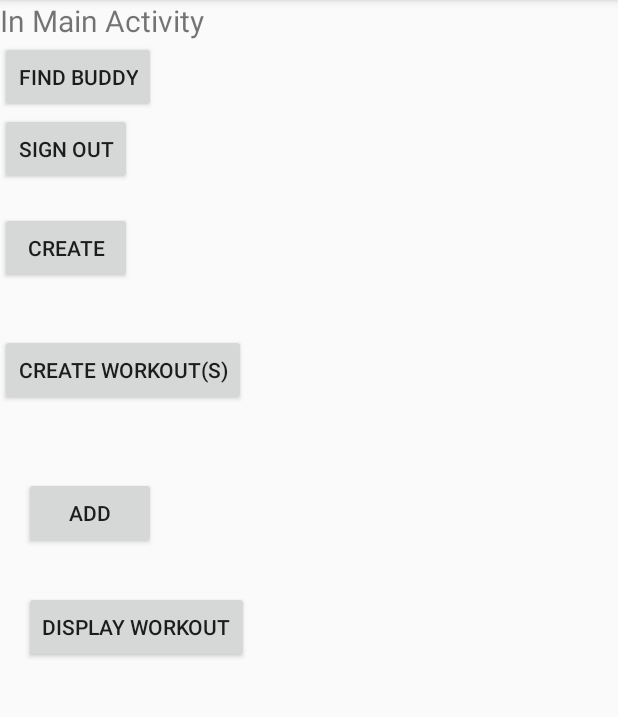
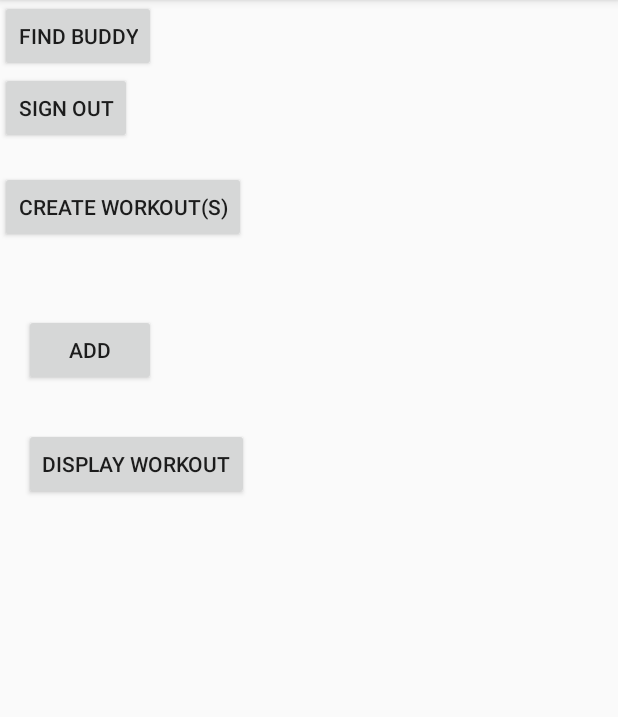
Before and after one commit to jcruz1991/FitMe, an Android app: the screen it shows after launch (MainActivity), on a phone screen of 412 x 824 dp, the part 84-801 px from its top. Run offline under Robolectric (Android 15) with nearby library versions, the phone set to English and light mode, and no system bars; our stand-ins replace Firebase (no records; nobody signed in at launch, a user with empty details on screens opened directly); 1 statement that could not run was skipped.

Commit message:
Removed button and textview from mainacticity

```diff
--- a/app/src/main/res/layout/activity_main.xml
+++ b/app/src/main/res/layout/activity_main.xml
@@ -7,15 +7,6 @@
     android:layout_height="match_parent"
     tools:context="com.fitme.fitme.MainActivity">
 
-
-    <TextView
-        android:id="@+id/userTextView"
-        android:layout_width="wrap_content"
-        android:layout_height="wrap_content"
-        android:gravity="clip_horizontal"
-        android:text="In Main Activity"
-        android:textSize="20dp"/>
-
     <Button
         android:id="@+id/findBuddyButton"
         android:layout_width="wrap_content"
@@ -24,16 +15,6 @@
         android:text="Find Buddy"
         android:gravity="center"
         android:onClick="findBuddyButtonClicked"/>
-    <Button
-        android:id="@+id/workoutButton"
-        android:layout_width="wrap_content"
-        android:layout_height="wrap_content"
-        android:text="Create Workout(s)"
-        android:gravity="center"
-        android:onClick="workoutButtonClicked"
-        android:layout_below="@+id/btnWorkout"
-        android:layout_alignParentStart="true"
-        android:layout_marginTop="33dp" />
 
     <Button
         android:id="@+id/signOutButton"
@@ -51,7 +32,7 @@
         android:layout_alignParentStart="true"
         android:layout_below="@+id/signOutButton"
         android:layout_marginTop="18dp"
-        android:text="Create"
+        android:text="Create Workout(s)"
         android:onClick="CreateButtonClicked"/>
 
     <Button
@@ -59,7 +40,7 @@
         android:layout_width="wrap_content"
         android:layout_height="wrap_content"
         android:layout_alignEnd="@+id/findBuddyButton"
-        android:layout_below="@+id/workoutButton"
+        android:layout_below="@+id/btnWorkout"
         android:layout_marginTop="47dp"
         android:text="Add"
         android:onClick="addButtonClicked"/>
```
